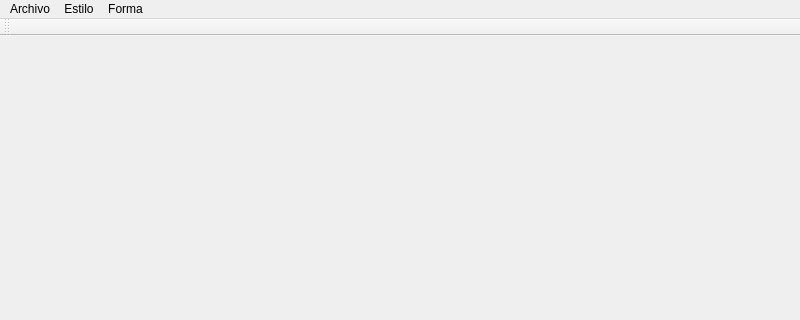
Before: the Qt Designer form principal.ui in naraujo28/Qt-Mi-Paint, drawn with Qt 5; both pictures show x 0 to 800 and y 0 to 320 of the 800 by 600 pixel window.
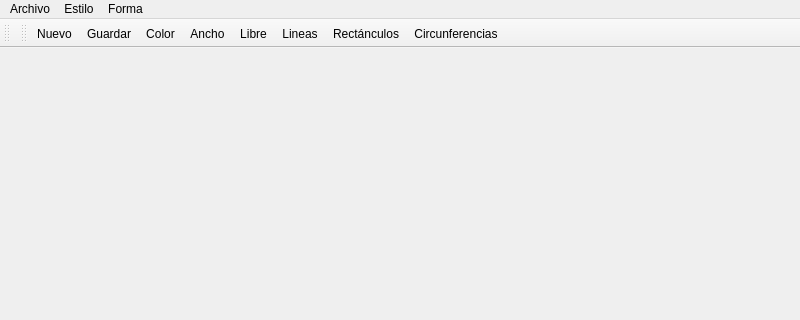
After: the same form once the commit is applied. Icons and pictures are not drawn.

The edit to the form file:
```diff
--- a/principal.ui
+++ b/principal.ui
@@ -57,6 +57,17 @@
    <addaction name="menuForma"/>
   </widget>
   <widget class="QStatusBar" name="statusbar"/>
+  <widget class="QToolBar" name="toolBar_2">
+   <property name="windowTitle">
+    <string>toolBar_2</string>
+   </property>
+   <attribute name="toolBarArea">
+    <enum>TopToolBarArea</enum>
+   </attribute>
+   <attribute name="toolBarBreak">
+    <bool>false</bool>
+   </attribute>
+  </widget>
   <widget class="QToolBar" name="toolBar">
    <property name="windowTitle">
     <string>toolBar</string>
@@ -67,6 +78,14 @@
    <attribute name="toolBarBreak">
     <bool>false</bool>
    </attribute>
+   <addaction name="actionNuevo"/>
+   <addaction name="actionGuardar"/>
+   <addaction name="actionColor"/>
+   <addaction name="actionAncho"/>
+   <addaction name="actionLibre"/>
+   <addaction name="actionLineas"/>
+   <addaction name="actionRect_nculos"/>
+   <addaction name="actionCircunferencias"/>
   </widget>
   <action name="actionNuevo">
    <property name="text">
@@ -109,6 +128,19 @@
    </property>
   </action>
   <action name="actionLineas">
+   <property name="checkable">
+    <bool>false</bool>
+   </property>
+   <property name="checked">
+    <bool>false</bool>
+   </property>
+   <property name="enabled">
+    <bool>true</bool>
+   </property>
+   <property name="icon">
+    <iconset resource="recursos.qrc">
+     <normaloff>:/iconos/linea-diagonal.png</normaloff>:/iconos/linea-diagonal.png</iconset>
+   </property>
    <property name="text">
     <string>Lineas</string>
    </property>
```
Left out of the diff: 36 changed lines with no effect on the pictures.
